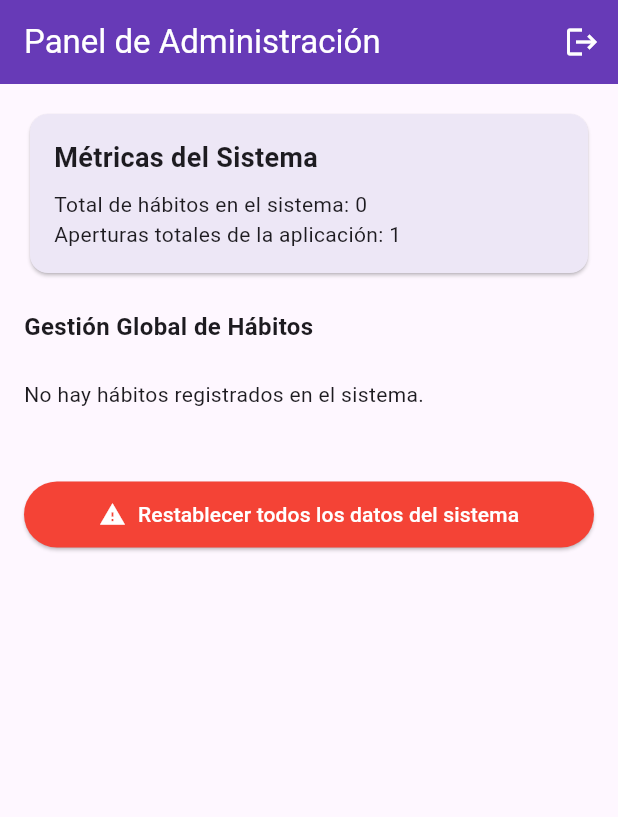
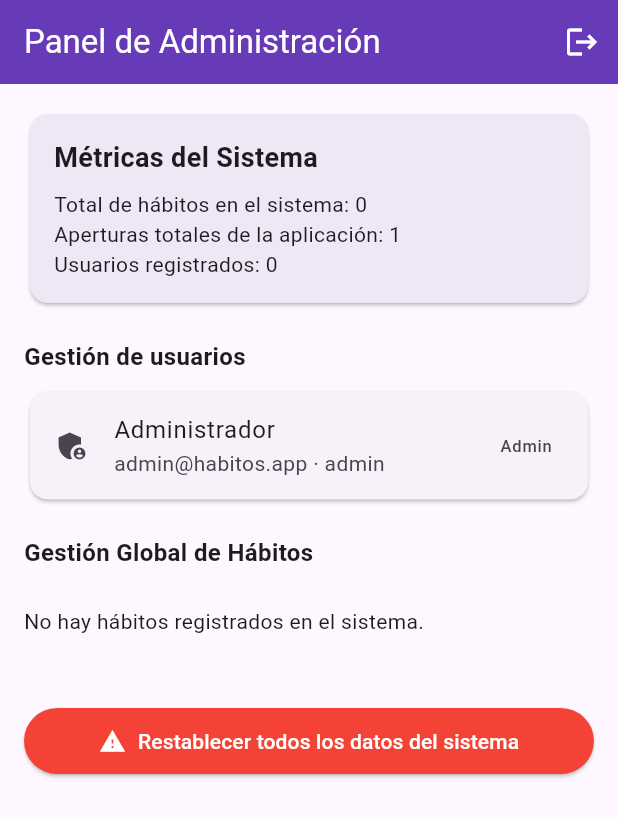
Before and after one commit to ViktorTodorov11/HabitosApp, a Flutter app: the PantallaAdministracion screen opened directly, on a phone screen of 412 x 824 dp. Shown: the top 817 px of the screen. Run offline on Flutter 3.47's test engine with Material 3 defaults, Android fonts, the phone set to English and light mode, and no system bars; our stand-ins replace shared_preferences; accounts and stored records are empty.

Commit message:
correcion de varias clases

```diff
--- a/habitos_app/lib/main.dart
+++ b/habitos_app/lib/main.dart
@@ -22,10 +22,13 @@ class _MyAppState extends State<MyApp> {
   void initState() {
     super.initState();
     _cargarTema();
+    // crea la cuenta admin inicial si no existe.
+    _servicio.crearAdministradorInicial();
   }
 
   Future<void> _cargarTema() async {
     final modoOscuro = await _servicio.getTemaOscuro();
+    if (!mounted) return;
     setState(() {
       _modoOscuro = modoOscuro;
     });
--- a/habitos_app/lib/modelos/usuario.dart
+++ b/habitos_app/lib/modelos/usuario.dart
@@ -4,7 +4,7 @@ class Usuario {
   final String email;
   final String password;
   final String fechaCreacion;
-  final String rol;
+  final String rol; // 'usuario' o 'admin'
 
   const Usuario({
     required this.id,
--- a/habitos_app/lib/pantallas/pantalla_administracion.dart
+++ b/habitos_app/lib/pantallas/pantalla_administracion.dart
@@ -1,5 +1,6 @@
 import 'package:flutter/material.dart';
 import '../modelos/habito.dart';
+import '../modelos/usuario.dart';
 import '../servicios/shared_preferences.dart';
 import '../widgets/dialogo.dart';
 import 'pantalla_acceso.dart';
@@ -15,6 +16,7 @@ class PantallaAdministracion extends StatefulWidget {
 class _PantallaAdministracionState extends State<PantallaAdministracion> {
   final shared_preferences _servicio = shared_preferences();
   List<Habito> _todosLosHabitos = [];
+  List<Usuario> _usuarios = [];
   int _totalAperturas = 0;
   bool _cargando = true;
 
@@ -28,10 +30,12 @@ class _PantallaAdministracionState extends State<PantallaAdministracion> {
   Future<void> _cargarDatosGlobales() async {
     final habitos = await _servicio.getHabitos();
     final aperturas = await _servicio.getNumeroAperturas();
+    final usuarios = await _servicio.getUsuarios();
     if (!mounted) return;
     setState(() {
       _todosLosHabitos = habitos;
       _totalAperturas = aperturas;
+      _usuarios = usuarios;
       _cargando = false;
     });
   }
@@ -47,12 +51,26 @@ class _PantallaAdministracionState extends State<PantallaAdministracion> {
     if (confirmado) {
       _todosLosHabitos.remove(habito);
       await _servicio.guardarHabitos(_todosLosHabitos);
-      _cargarDatosGlobales();
+      await _cargarDatosGlobales();
       if (!mounted) return;
       ScaffoldMessenger.of(context).showSnackBar(
         SnackBar(content: Text('Hábito "${habito.nombre}" eliminado por el Administrador')),
       );
     }
+  }
+
+  Future<void> _eliminarUsuario(Usuario usuario) async {
+    final confirmado = await mostrarConfirmacion(
+      context,
+      'Eliminar usuario',
+      '¿Quieres eliminar la cuenta de ${usuario.nombre}?',
+    );
+    if (!confirmado) return;
+    await _servicio.eliminarUsuario(usuario.id);
+    final habitos = await _servicio.getHabitos();
+    habitos.removeWhere((h) => h.usuarioId == usuario.id);
+    await _servicio.guardarHabitos(habitos);
+    await _cargarDatosGlobales();
   }
 
   /// Restablece completamente los datos guardados en el dispositivo
@@ -104,25 +122,37 @@ class _PantallaAdministracionState extends State<PantallaAdministracion> {
               child: Column(
                 crossAxisAlignment: CrossAxisAlignment.start,
                 children: [
-                  const Text(
-                    'Métricas del Sistema',
-                    style: TextStyle(fontSize: 18, fontWeight: FontWeight.bold),
-                  ),
+                  const Text('Métricas del Sistema', style: TextStyle(fontSize: 18, fontWeight: FontWeight.bold)),
                   const SizedBox(height: 8),
                   Text('Total de hábitos en el sistema: ${_todosLosHabitos.length}'),
                   Text('Aperturas totales de la aplicación: $_totalAperturas'),
+                  Text('Usuarios registrados: ${_usuarios.where((u) => !u.esAdministrador).length}'),
                 ],
               ),
             ),
           ),
           const SizedBox(height: 20),
-
-          const Text(
-            'Gestión Global de Hábitos',
-            style: TextStyle(fontSize: 16, fontWeight: FontWeight.bold),
+          const Text('Gestión de usuarios', style: TextStyle(fontSize: 16, fontWeight: FontWeight.bold)),
+          const SizedBox(height: 8),
+          if (_usuarios.isEmpty)
+            const Text('No hay usuarios registrados.')
+          else
+            ..._usuarios.map((usuario) => Card(
+              child: ListTile(
+                leading: Icon(usuario.esAdministrador ? Icons.admin_panel_settings : Icons.person),
+                title: Text(usuario.nombre),
+                subtitle: Text('${usuario.email} · ${usuario.rol}'),
+                trailing: usuario.esAdministrador
+                    ? const Text('Admin')
+                    : IconButton(
+                        icon: const Icon(Icons.delete, color: Colors.red),
+                        onPressed: () => _eliminarUsuario(usuario),
                       ),
+              ),
+            )),
+          const SizedBox(height: 20),
+          const Text('Gestión Global de Hábitos', style: TextStyle(fontSize: 16, fontWeight: FontWeight.bold)),
           const SizedBox(height: 8),
-
           // Lista de todos los hábitos creados
           if (_todosLosHabitos.isEmpty)
             const Padding(
@@ -130,13 +160,9 @@ class _PantallaAdministracionState extends State<PantallaAdministracion> {
               child: Text('No hay hábitos registrados en el sistema.'),
             )
           else
-            ..._todosLosHabitos.map(
-                  (habito) => Card(
+            ..._todosLosHabitos.map((habito) => Card(
               child: ListTile(
-                  leading: CircleAvatar(
-                    backgroundColor: Color(habito.color),
-                    child: const Icon(Icons.article, color: Colors.white),
-                  ),
+                leading: CircleAvatar(backgroundColor: Color(habito.color), child: const Icon(Icons.article, color: Colors.white)),
                 title: Text(habito.nombre),
                 subtitle: Text('Días completados: ${habito.fechasCompletadas.length}'),
                 trailing: IconButton(
@@ -144,21 +170,14 @@ class _PantallaAdministracionState extends State<PantallaAdministracion> {
                   onPressed: () => _eliminarCualquierHabito(habito),
                 ),
               ),
-              ),
-            ),
-
+            )),
           const SizedBox(height: 30),
-
           // Botón de restablecimiento general para el Administrador
           ElevatedButton.icon(
             onPressed: _restablecerSistema,
             icon: const Icon(Icons.warning, color: Colors.white),
             label: const Text('Restablecer todos los datos del sistema'),
-            style: ElevatedButton.styleFrom(
-              backgroundColor: Colors.red,
-              foregroundColor: Colors.white,
-              padding: const EdgeInsets.symmetric(vertical: 12),
-            ),
+            style: ElevatedButton.styleFrom(backgroundColor: Colors.red, foregroundColor: Colors.white, padding: const EdgeInsets.symmetric(vertical: 12)),
           ),
         ],
       ),
--- a/habitos_app/lib/pantallas/pantalla_registro.dart
+++ b/habitos_app/lib/pantallas/pantalla_registro.dart
@@ -16,8 +16,9 @@ class _RegistroPageState extends State<RegistroPage> {
   final _passCtrl = TextEditingController();
   final shared_preferences _servicio = shared_preferences();
   String _mensaje = '';
-  bool _cargando false;
+  bool _cargando = false;
 
+  // ahora guarda el usuario en SharedPreferences.
   Future<void> _registrar() async {
     final nombre = _nombreCtrl.text.trim();
     final email = _emailCtrl.text.trim();
```
Also changed, not shown: habitos_app/lib/modelos/habito.dart (+5 -4 lines), habitos_app/lib/pantallas/pantalla_acceso.dart (+15 -23 lines), habitos_app/lib/pantallas/pantalla_ajustes.dart (+9 -2 lines), habitos_app/lib/pantallas/pantalla_editar_habito.dart (+9 -3 lines), habitos_app/lib/pantallas/pantalla_estadisticas.dart (+9 -3 lines), habitos_app/lib/pantallas/pantalla_habitos.dart (+13 -7 lines), habitos_app/lib/servicios/shared_preferences.dart (+6 -5 lines). Lines whose indentation alone changed are shown as unchanged.
